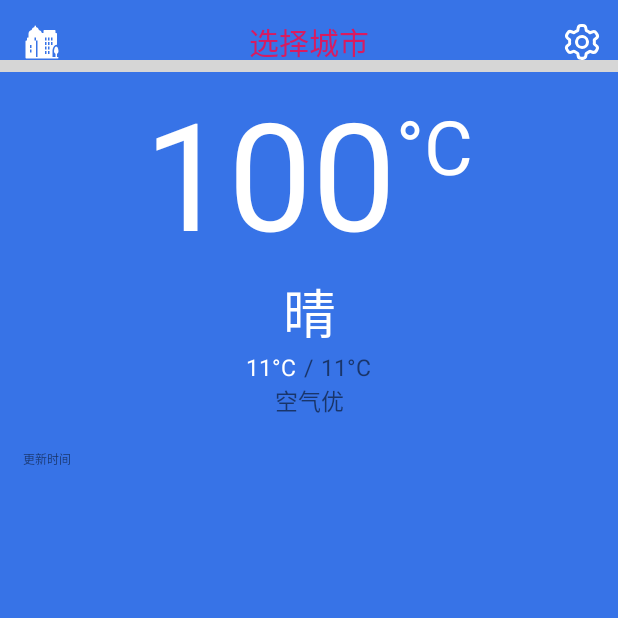
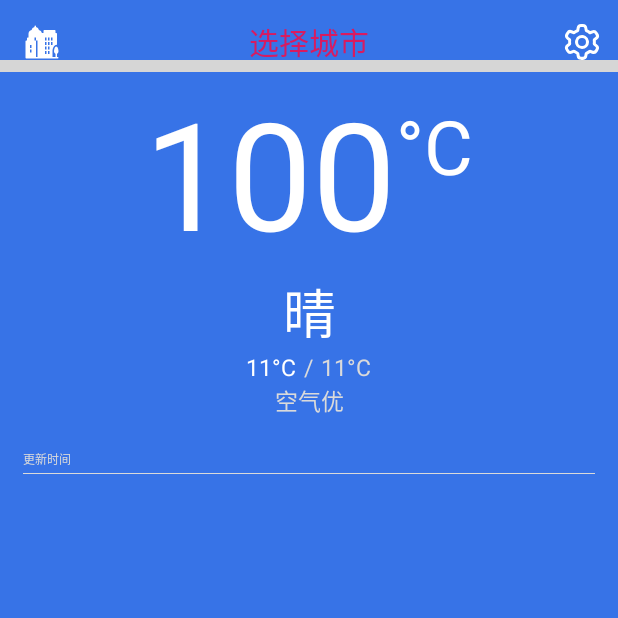
Before and after one commit to objectyan/WeatherBaby, an Android app: the screen it shows after launch (MainActivity), on a phone screen of 412 x 824 dp, the top half of it. Run offline under Robolectric (Android 15) with nearby library versions, the phone set to English and light mode, and no system bars; our stand-ins replace ButterKnife; libraries missing offline, so code that uses them is left out: me.relex.circleindicator; plain views replace CircleIndicator; 2 statements that could not run were skipped; grey boxes are pictures that could not be loaded.

Commit message:
完成首页温度显示样式

```diff
--- a/app/src/main/res/layout/fragment_weather_today.xml
+++ b/app/src/main/res/layout/fragment_weather_today.xml
@@ -135,12 +135,25 @@
 
             <TextView
                 android:id="@+id/today_temp_update_time"
-                android:layout_width="wrap_content"
+                android:layout_width="match_parent"
                 android:layout_height="wrap_content"
                 android:layout_gravity="start"
                 android:text="更新时间"
                 android:textSize="8sp" />
+
         </LinearLayout>
 
+        <LinearLayout
+            android:layout_width="match_parent"
+            android:layout_height="wrap_content"
+            android:layout_marginTop="3dp"
+            android:paddingLeft="15dp"
+            android:paddingRight="15dp">
+
+            <View
+                android:layout_width="fill_parent"
+                android:layout_height="0.1dp"
+                android:background="@color/colorTips" />
+        </LinearLayout>
     </LinearLayout>
 </androidx.cardview.widget.CardView>
--- a/app/src/main/res/values/colors.xml
+++ b/app/src/main/res/values/colors.xml
@@ -11,4 +11,5 @@
     <color name="icon_disabled">#FF63727B</color>
 
     <color name="colorTemp">#FFFFFFFF</color>
+    <color name="colorTips">#DADADA</color>
 </resources>
--- a/app/src/main/res/values/styles.xml
+++ b/app/src/main/res/values/styles.xml
@@ -6,6 +6,7 @@
         <item name="colorPrimary">@color/colorPrimary</item>
         <item name="colorPrimaryDark">@color/colorPrimary</item>
         <item name="colorAccent">@color/colorAccent</item>
+        <item name="android:textViewStyle">@style/AppTheme.TextViewStyle</item>
     </style>
 
     <style name="AppTheme.NoActionBar">
@@ -17,9 +18,8 @@
 
     <style name="AppTheme.PopupOverlay" parent="ThemeOverlay.AppCompat.Light" />
 
-    <style name="AppTheme.TabLayout" parent="Widget.MaterialComponents.TabLayout">
-        <item name="android:background">@color/colorPrimary</item>
-        <item name="tabIndicatorColor">@color/colorPrimary</item>
+    <style name="AppTheme.TextViewStyle" parent="android:Widget.TextView">
+        <item name="android:textColor">@color/colorTips</item>
     </style>
 
 </resources>
```
